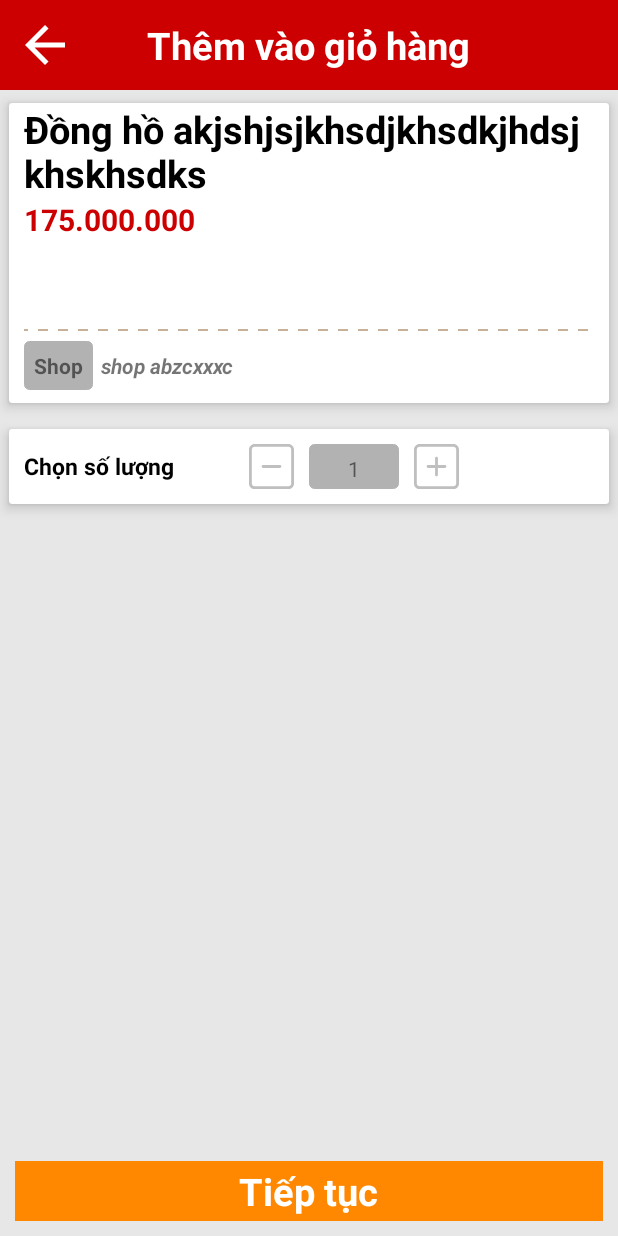
After one commit to nvPhong321/G-market, an Android app: the AddCartActivity screen opened directly, with no data from a screen before it, on a phone screen of 412 x 824 dp. The commit adds this screen. Run offline under Robolectric (Android 15) with nearby library versions, the phone set to English and light mode, and no system bars.

Commit message:
add new layout add cart and layout view product by Nguyễn Văn Phong date 5/2/2018

```diff
--- a/G-market/app/src/main/AndroidManifest.xml
+++ b/G-market/app/src/main/AndroidManifest.xml
@@ -16,7 +16,9 @@
                 <category android:name="android.intent.category.LAUNCHER" />
             </intent-filter>
         </activity>
-        <activity android:name=".CategoryProductActivity"/>
+        <activity android:name=".product.CategoryProductActivity"/>
+        <activity android:name=".product.ViewProductActivity"/>
+        <activity android:name=".cart.AddCartActivity"/>
     </application>
 
 </manifest>
--- /dev/null
+++ b/G-market/app/src/main/java/com/example/phong/g_market/cart/AddCartActivity.java
@@ -0,0 +1,27 @@
+package com.example.phong.g_market.cart;
+
+import android.os.Bundle;
+import android.support.v7.app.AppCompatActivity;
+import android.view.View;
+import android.widget.ImageView;
+
+import com.example.phong.g_market.R;
+
+public class AddCartActivity extends AppCompatActivity {
+
+    ImageView imvBack;
+
+    @Override
+    protected void onCreate(Bundle savedInstanceState) {
+        super.onCreate(savedInstanceState);
+        setContentView(R.layout.activity_add_cart);
+
+        imvBack = (ImageView) findViewById(R.id.imvBack);
+        imvBack.setOnClickListener(new View.OnClickListener() {
+            @Override
+            public void onClick(View view) {
+                finish();
+            }
+        });
+    }
+}
--- a/G-market/app/src/main/res/drawable/dotted.xml
+++ b/G-market/app/src/main/res/drawable/dotted.xml
@@ -15,7 +15,7 @@
                 android:dashGap="10px"
                 android:width="1dp"/>
             <solid
-                android:color="#fff"/>
+                android:color="#00ffffff"/>
         </shape>
     </item>
 </layer-list>
--- /dev/null
+++ b/G-market/app/src/main/res/drawable/ic_add.xml
@@ -0,0 +1,4 @@
+<vector android:height="24dp" android:viewportHeight="612.0"
+    android:viewportWidth="612.0" android:width="24dp" xmlns:android="http://schemas.android.com/apk/res/android">
+    <path android:fillColor="#bfbfbf" android:pathData="M420.8,286.9h-95.6V191.3c0,-10.6 -8.6,-19.1 -19.1,-19.1c-10.6,0 -19.1,8.6 -19.1,19.1v95.6H191.3c-10.6,0 -19.1,8.6 -19.1,19.1c0,10.6 8.6,19.1 19.1,19.1h95.6v95.6c0,10.6 8.6,19.1 19.1,19.1c10.6,0 19.1,-8.6 19.1,-19.1v-95.6h95.6c10.6,0 19.1,-8.6 19.1,-19.1C439.9,295.4 431.3,286.9 420.8,286.9zM535.5,0h-459C34.3,0 0,34.3 0,76.5v459C0,577.7 34.3,612 76.5,612h459c42.2,0 76.5,-34.3 76.5,-76.5v-459C612,34.3 577.7,0 535.5,0zM573.8,535.5c0,21.1 -17.1,38.3 -38.3,38.3h-459c-21.1,0 -38.3,-17.1 -38.3,-38.3v-459c0,-21.1 17.1,-38.3 38.3,-38.3h459c21.1,0 38.3,17.1 38.3,38.3V535.5z"/>
+</vector>
--- /dev/null
+++ b/G-market/app/src/main/res/drawable/ic_back.xml
@@ -0,0 +1,9 @@
+<vector xmlns:android="http://schemas.android.com/apk/res/android"
+        android:width="24dp"
+        android:height="24dp"
+        android:viewportWidth="24.0"
+        android:viewportHeight="24.0">
+    <path
+        android:fillColor="#FFF"
+        android:pathData="M20,11H7.83l5.59,-5.59L12,4l-8,8 8,8 1.41,-1.41L7.83,13H20v-2z"/>
+</vector>
--- /dev/null
+++ b/G-market/app/src/main/res/drawable/ic_minus.xml
@@ -0,0 +1,4 @@
+<vector android:height="24dp" android:viewportHeight="612.0"
+    android:viewportWidth="612.0" android:width="24dp" xmlns:android="http://schemas.android.com/apk/res/android">
+    <path android:fillColor="#bfbfbf" android:pathData="M420.8,286.9h-229.5c-10.6,0 -19.1,8.6 -19.1,19.1c0,10.6 8.6,19.1 19.1,19.1h229.5c10.6,0 19.1,-8.6 19.1,-19.1C439.9,295.4 431.3,286.9 420.8,286.9zM535.5,0h-459C34.3,0 0,34.3 0,76.5v459C0,577.7 34.3,612 76.5,612h459c42.2,0 76.5,-34.3 76.5,-76.5v-459C612,34.3 577.7,0 535.5,0zM573.8,535.5c0,21.1 -17.1,38.3 -38.3,38.3h-459c-21.1,0 -38.3,-17.1 -38.3,-38.3v-459c0,-21.1 17.1,-38.3 38.3,-38.3h459c21.1,0 38.3,17.1 38.3,38.3V535.5z"/>
+</vector>
--- /dev/null
+++ b/G-market/app/src/main/res/layout/activity_add_cart.xml
@@ -0,0 +1,190 @@
+<?xml version="1.0" encoding="utf-8"?>
+<android.support.constraint.ConstraintLayout xmlns:android="http://schemas.android.com/apk/res/android"
+    xmlns:tools="http://schemas.android.com/tools"
+    android:layout_width="match_parent"
+    android:layout_height="match_parent"
+    xmlns:app="http://schemas.android.com/apk/res-auto"
+    tools:context="com.example.phong.g_market.MainActivity">
+
+    <RelativeLayout
+        android:background="#e7e7e7"
+        android:layout_width="match_parent"
+        android:layout_height="match_parent">
+
+        <RelativeLayout
+            android:id="@+id/relLayout1"
+            android:layout_width="match_parent"
+            android:layout_height="60dp"
+            android:background="@android:color/holo_red_dark"
+            android:padding="10dp">
+
+            <ImageView
+                android:id="@+id/imvBack"
+                android:layout_width="40dp"
+                android:layout_height="40dp"
+                android:layout_alignParentLeft="true"
+                android:layout_centerVertical="true"
+                android:src="@drawable/ic_back" />
+
+            <TextView
+                android:layout_width="wrap_content"
+                android:layout_height="wrap_content"
+                android:layout_centerHorizontal="true"
+                android:layout_centerVertical="true"
+                android:text="Thêm vào giỏ hàng"
+                android:textColor="@android:color/white"
+                android:textSize="25sp"
+                android:textStyle="bold" />
+        </RelativeLayout>
+
+        <android.support.v7.widget.CardView
+            android:layout_below="@id/relLayout1"
+            android:id="@+id/cardLayout1"
+            android:layout_width="match_parent"
+            android:layout_height="wrap_content"
+            app:cardElevation="5dp"
+            app:cardUseCompatPadding="true">
+
+            <RelativeLayout
+                android:id="@+id/relLayout2"
+                android:layout_width="match_parent"
+                android:layout_height="200dp"
+                android:layout_below="@id/relLayout1"
+                android:paddingLeft="10dp"
+                android:paddingRight="10dp">
+                <TextView
+                    android:id="@+id/tv_view_product_name"
+                    android:layout_width="wrap_content"
+                    android:layout_height="wrap_content"
+                    android:text="Đồng hồ akjshjsjkhsdjkhsdkjhdsjkhskhsdks"
+                    android:textColor="@android:color/black"
+                    android:textSize="25sp"
+                    android:textStyle="bold" />
+                <TextView
+                    android:id="@+id/tv_view_product_cost"
+                    android:layout_width="wrap_content"
+                    android:layout_height="wrap_content"
+                    android:layout_below="@+id/tv_view_product_name"
+                    android:text="175.000.000"
+                    android:textColor="@android:color/holo_red_dark"
+                    android:textSize="20sp"
+                    android:textStyle="bold" />
+                <RelativeLayout
+                    android:layout_width="match_parent"
+                    android:layout_height="50dp"
+                    android:layout_alignParentBottom="true"
+                    android:background="@drawable/dotted">
+
+                    <TextView
+                        android:id="@+id/txt_shop"
+                        android:layout_width="wrap_content"
+                        android:layout_height="wrap_content"
+                        android:layout_centerVertical="true"
+                        android:background="@drawable/gray_border"
+                        android:text="Shop"
+                        android:textStyle="bold" />
+
+                    <TextView
+                        android:id="@+id/tv_view_product_shop"
+                        android:layout_width="wrap_content"
+                        android:layout_height="wrap_content"
+                        android:layout_centerVertical="true"
+                        android:layout_marginLeft="5dp"
+                        android:layout_toRightOf="@+id/txt_shop"
+                        android:text="shop abzcxxxc"
+                        android:textStyle="italic|bold" />
+                </RelativeLayout>
+
+            </RelativeLayout>
+
+        </android.support.v7.widget.CardView>
+
+        <android.support.v7.widget.CardView
+            android:id="@+id/cardLayout2"
+            android:layout_below="@+id/cardLayout1"
+            android:layout_width="match_parent"
+            android:layout_height="wrap_content"
+            app:cardElevation="5dp"
+            app:cardUseCompatPadding="true">
+            <RelativeLayout
+                android:paddingLeft="10dp"
+                android:layout_width="match_parent"
+                android:layout_height="50dp">
+                <TextView
+                    android:layout_centerVertical="true"
+                    android:id="@+id/tv_choose"
+                    android:textColor="@android:color/black"
+                    android:textStyle="bold"
+                    android:textSize="15sp"
+                    android:text="Chọn số lượng"
+                    android:layout_width="wrap_content"
+                    android:layout_height="wrap_content" />
+                <Button
+                    android:layout_centerVertical="true"
+                    android:id="@+id/btn_minus_add_cart"
+                    android:background="@drawable/ic_minus"
+                    android:layout_marginLeft="50dp"
+                    android:layout_toRightOf="@+id/tv_choose"
+                    android:layout_width="30dp"
+                    android:layout_height="30dp" />
+                <TextView
+                    android:layout_centerVertical="true"
+                    android:id="@+id/tv_amount"
+                    android:gravity="center"
+                    android:text="1"
+                    android:background="@drawable/gray_border"
+                    android:layout_marginLeft="10dp"
+                    android:layout_toRightOf="@+id/btn_minus_add_cart"
+                    android:layout_width="60dp"
+                    android:layout_height="30dp" />
+                <Button
+                    android:layout_centerVertical="true"
+                    android:layout_marginLeft="10dp"
+                    android:background="@drawable/ic_add"
+                    android:layout_toRightOf="@+id/tv_amount"
+                    android:layout_width="30dp"
+                    android:layout_height="30dp" />
+            </RelativeLayout>
+
+        </android.support.v7.widget.CardView>
+
+
+        <RelativeLayout
+            android:padding="10dp"
+            android:layout_width="match_parent"
+            android:layout_height="60dp"
+            android:layout_alignParentBottom="true">
+
+            <LinearLayout
+                android:layout_width="match_parent"
+                android:layout_height="match_parent"
+                android:orientation="horizontal">
+
+                <LinearLayout
+                    android:layout_width="0dp"
+                    android:layout_height="match_parent"
+                    android:layout_weight="1"
+                    android:clickable="true"
+                    android:background="?attr/selectableItemBackgroundBorderless"
+                    android:orientation="vertical">
+
+                    <LinearLayout
+                        android:gravity="center"
+                        android:layout_width="match_parent"
+                        android:layout_height="match_parent"
+                        android:background="@android:color/holo_orange_dark">
+                        <TextView
+                            android:textSize="25sp"
+                            android:textColor="@android:color/white"
+                            android:textStyle="bold"
+                            android:text="Tiếp tục"
+                            android:layout_width="wrap_content"
+                            android:layout_height="wrap_content" />
+                    </LinearLayout>
+
+                </LinearLayout>
+
+            </LinearLayout>
+        </RelativeLayout>
+    </RelativeLayout>
+</android.support.constraint.ConstraintLayout>
```
Also changed, not shown: G-market/app/src/main/java/com/example/phong/g_market/MainActivity.java (+27 -2 lines), G-market/app/src/main/java/com/example/phong/g_market/product/CategoryProductActivity.java (renamed from G-market/app/src/main/java/com/example/phong/g_market/CategoryProductActivity.java, +51 -4 lines), G-market/app/src/main/java/com/example/phong/g_market/product/ViewProductActivity.java (added, +40 -0 lines), G-market/app/src/main/res/drawable/ic_cart_add.xml (added, +8 -0 lines), G-market/app/src/main/res/layout/activity_view_product.xml (added, +169 -0 lines).
